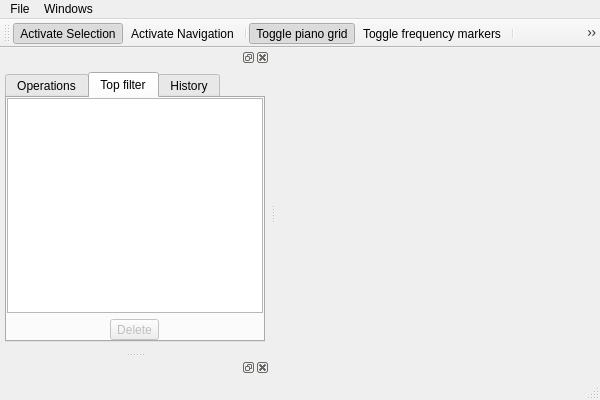
Qt form mainwindow.ui (gustafsson/freq) before a commit.
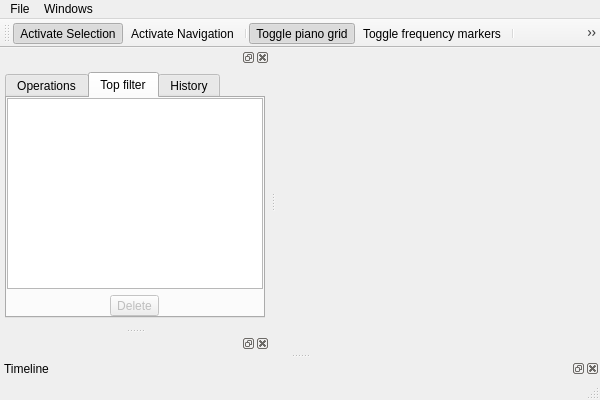
The same form after that commit. Icons and pictures are not drawn.

Commit message: Implemented timeline.

What changed in the file:
```diff
--- a/mainwindow.ui
+++ b/mainwindow.ui
@@ -196,6 +196,15 @@
    </attribute>
    <widget class="QWidget" name="dockWidgetContents"/>
   </widget>
+  <widget class="QDockWidget" name="dockWidgetTimeline">
+   <property name="windowTitle">
+    <string>Timeline</string>
+   </property>
+   <attribute name="dockWidgetArea">
+    <number>8</number>
+   </attribute>
+   <widget class="QWidget" name="dockWidgetContents_2"/>
+  </widget>
   <action name="actionActivateSelection">
    <property name="checkable">
     <bool>true</bool>
```
Left out of the diff: 15 changed lines with no effect on the pictures. The commit also changes 10 other files.
